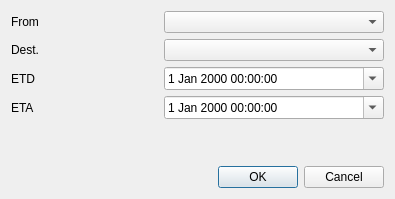
Old version of the form src/ui/Pages/Components/DialogAddPortRotation.ui in the repository alviansm/S-Core.
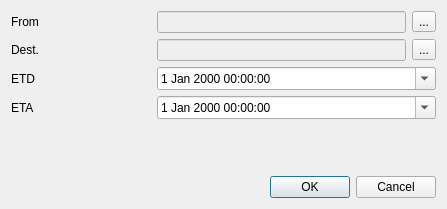
New version of the form.

Diff of the .ui file:
```diff
--- a/src/ui/Pages/Components/DialogAddPortRotation.ui
+++ b/src/ui/Pages/Components/DialogAddPortRotation.ui
@@ -6,8 +6,8 @@
    <rect>
     <x>0</x>
     <y>0</y>
-    <width>395</width>
-    <height>199</height>
+    <width>447</width>
+    <height>209</height>
    </rect>
   </property>
   <property name="windowTitle">
@@ -15,7 +15,7 @@
   </property>
   <layout class="QVBoxLayout" name="verticalLayout">
    <item>
-    <layout class="QHBoxLayout" name="horizontalLayout" stretch="3,1,6">
+    <layout class="QHBoxLayout" name="horizontalLayout_5" stretch="3,6">
      <item>
       <widget class="QLabel" name="label_2">
        <property name="text">
@@ -24,25 +24,27 @@
       </widget>
      </item>
      <item>
-      <spacer name="horizontalSpacer">
-       <property name="orientation">
-        <enum>Qt::Orientation::Horizontal</enum>
-       </property>
-       <property name="sizeHint" stdset="0">
-        <size>
-         <width>40</width>
-         <height>20</height>
-        </size>
-       </property>
-      </spacer>
-     </item>
-     <item>
-      <widget class="QComboBox" name="comboBoxFrom"/>
+      <layout class="QHBoxLayout" name="horizontalLayout">
+       <item>
+        <widget class="QLineEdit" name="lineEdit">
+         <property name="enabled">
+          <bool>false</bool>
+         </property>
+        </widget>
+       </item>
+       <item>
+        <widget class="QToolButton" name="browseFromPort">
+         <property name="text">
+          <string>...</string>
+         </property>
+        </widget>
+       </item>
+      </layout>
      </item>
     </layout>
    </item>
    <item>
-    <layout class="QHBoxLayout" name="horizontalLayout_2" stretch="3,1,6">
+    <layout class="QHBoxLayout" name="horizontalLayout_6" stretch="3,6">
      <item>
       <widget class="QLabel" name="label_3">
        <property name="text">
@@ -51,25 +53,27 @@
       </widget>
      </item>
      <item>
-      <spacer name="horizontalSpacer_2">
-       <property name="orientation">
-        <enum>Qt::Orientation::Horizontal</enum>
-       </property>
-       <property name="sizeHint" stdset="0">
-        <size>
-         <width>40</width>
-         <height>20</height>
-        </size>
-       </property>
-      </spacer>
-     </item>
-     <item>
-      <widget class="QComboBox" name="comboBoxDest"/>
+      <layout class="QHBoxLayout" name="horizontalLayout_2">
+       <item>
+        <widget class="QLineEdit" name="lineEdit_2">
+         <property name="enabled">
+          <bool>false</bool>
+         </property>
+        </widget>
+       </item>
+       <item>
+        <widget class="QToolButton" name="browseDestPort">
+         <property name="text">
+          <string>...</string>
+         </property>
+        </widget>
+       </item>
+      </layout>
      </item>
     </layout>
    </item>
    <item>
-    <layout class="QHBoxLayout" name="horizontalLayout_3" stretch="3,1,6">
+    <layout class="QHBoxLayout" name="horizontalLayout_3" stretch="3,6">
      <item>
       <widget class="QLabel" name="label_4">
        <property name="text">
@@ -77,19 +81,6 @@
        </property>
       </widget>
      </item>
-     <item>
-      <spacer name="horizontalSpacer_3">
-       <property name="orientation">
-        <enum>Qt::Orientation::Horizontal</enum>
-       </property>
-       <property name="sizeHint" stdset="0">
-        <size>
-         <width>40</width>
-         <height>20</height>
-        </size>
-       </property>
-      </spacer>
-     </item>
      <item>
       <widget class="QDateTimeEdit" name="dateTimeEditETD">
        <property name="calendarPopup">
@@ -100,7 +91,7 @@
     </layout>
    </item>
    <item>
-    <layout class="QHBoxLayout" name="horizontalLayout_4" stretch="3,1,6">
+    <layout class="QHBoxLayout" name="horizontalLayout_4" stretch="3,6">
      <item>
       <widget class="QLabel" name="label_5">
        <property name="text">
@@ -108,19 +99,6 @@
        </property>
       </widget>
      </item>
-     <item>
-      <spacer name="horizontalSpacer_4">
-       <property name="orientation">
-        <enum>Qt::Orientation::Horizontal</enum>
-       </property>
-       <property name="sizeHint" stdset="0">
-        <size>
-         <width>40</width>
-         <height>20</height>
-        </size>
-       </property>
-      </spacer>
-     </item>
      <item>
       <widget class="QDateTimeEdit" name="dateTimeEditETA">
        <property name="calendarPopup">
```
